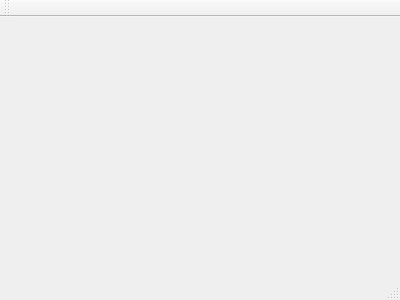
Above: mainwindow.ui from RGNagel/qt-can-network-visualization-by-serial-port before the change. Below: the same form after it.
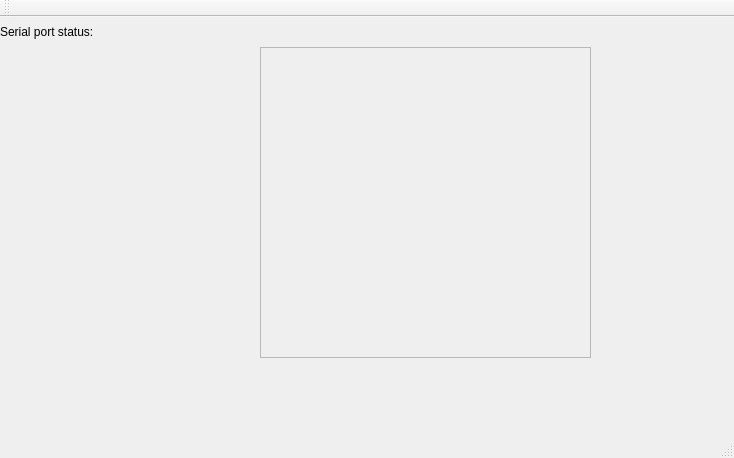
That is the form after the change.

Commit message: initial usb port serial setup

The edit to the form file:
```diff
--- a/mainwindow.ui
+++ b/mainwindow.ui
@@ -1,24 +1,85 @@
 <ui version="4.0">
  <class>MainWindow</class>
- <widget class="QMainWindow" name="MainWindow" >
-  <property name="geometry" >
+ <widget class="QMainWindow" name="MainWindow">
+  <property name="geometry">
    <rect>
     <x>0</x>
     <y>0</y>
-    <width>400</width>
-    <height>300</height>
+    <width>734</width>
+    <height>458</height>
    </rect>
   </property>
   <property name="windowTitle" >
    <string>MainWindow</string>
   </property>
-  <widget class="QMenuBar" name="menuBar" />
-  <widget class="QToolBar" name="mainToolBar" />
-  <widget class="QWidget" name="centralWidget" />
-  <widget class="QStatusBar" name="statusBar" />
+  <widget class="QWidget" name="centralWidget">
+   <widget class="QLabel" name="label">
+    <property name="geometry">
+     <rect>
+      <x>0</x>
+      <y>0</y>
+      <width>121</width>
+      <height>30</height>
+     </rect>
+    </property>
+    <property name="text">
+     <string>Serial port status:</string>
+    </property>
+   </widget>
+   <widget class="QLabel" name="port_status">
+    <property name="geometry">
+     <rect>
+      <x>120</x>
+      <y>0</y>
+      <width>71</width>
+      <height>30</height>
+     </rect>
+    </property>
+    <property name="text">
+     <string>&lt;html&gt;&lt;head/&gt;&lt;body&gt;&lt;p&gt;&lt;br/&gt;&lt;/p&gt;&lt;/body&gt;&lt;/html&gt;</string>
+    </property>
+    <property name="textFormat">
+     <enum>Qt::RichText</enum>
+    </property>
+   </widget>
+   <widget class="QTextEdit" name="textSerialPort">
+    <property name="enabled">
+     <bool>false</bool>
+    </property>
+    <property name="geometry">
+     <rect>
+      <x>260</x>
+      <y>30</y>
+      <width>331</width>
+      <height>311</height>
+     </rect>
+    </property>
+    <property name="autoFillBackground">
+     <bool>true</bool>
+    </property>
+   </widget>
+  </widget>
+  <widget class="QMenuBar" name="menuBar">
+   <property name="geometry">
+    <rect>
+     <x>0</x>
+     <y>0</y>
+     <width>734</width>
+     <height>25</height>
+    </rect>
+   </property>
+  </widget>
+  <widget class="QToolBar" name="mainToolBar">
+   <attribute name="toolBarArea">
+    <enum>TopToolBarArea</enum>
+   </attribute>
+   <attribute name="toolBarBreak">
+    <bool>false</bool>
+   </attribute>
+  </widget>
+  <widget class="QStatusBar" name="statusBar"/>
  </widget>
- <layoutDefault spacing="6" margin="11" />
- <pixmapfunction></pixmapfunction>
+ <layoutdefault spacing="6" margin="11"/>
  <resources/>
  <connections/>
 </ui>
```
Left out of the diff: 3 changed lines with no effect on the pictures. The commit also changes 3 other files.
